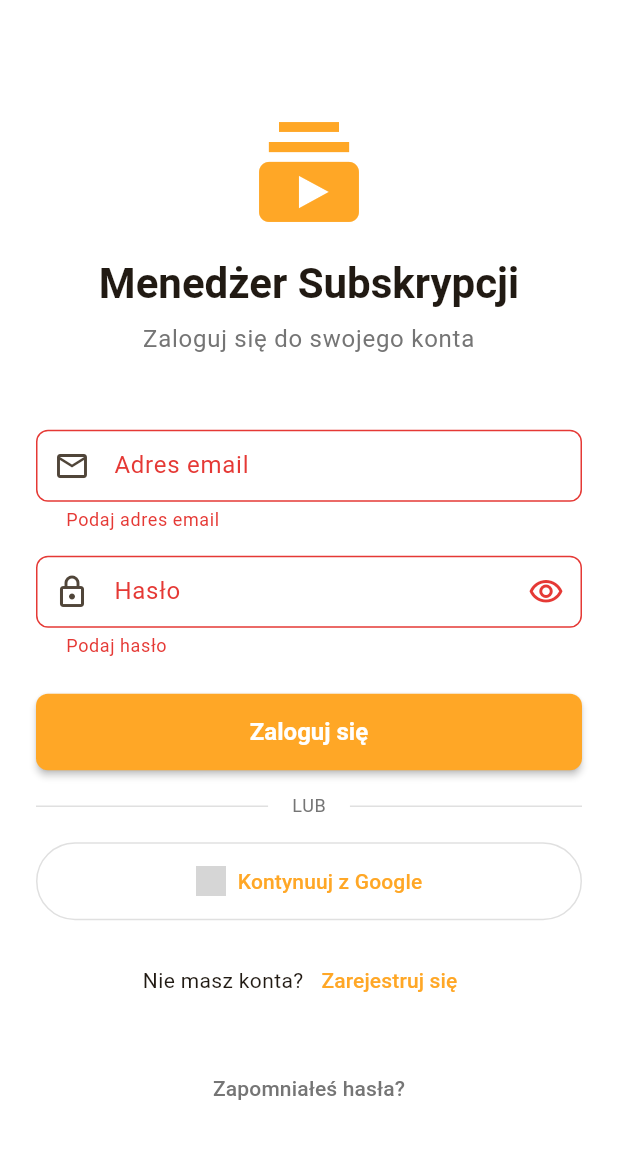
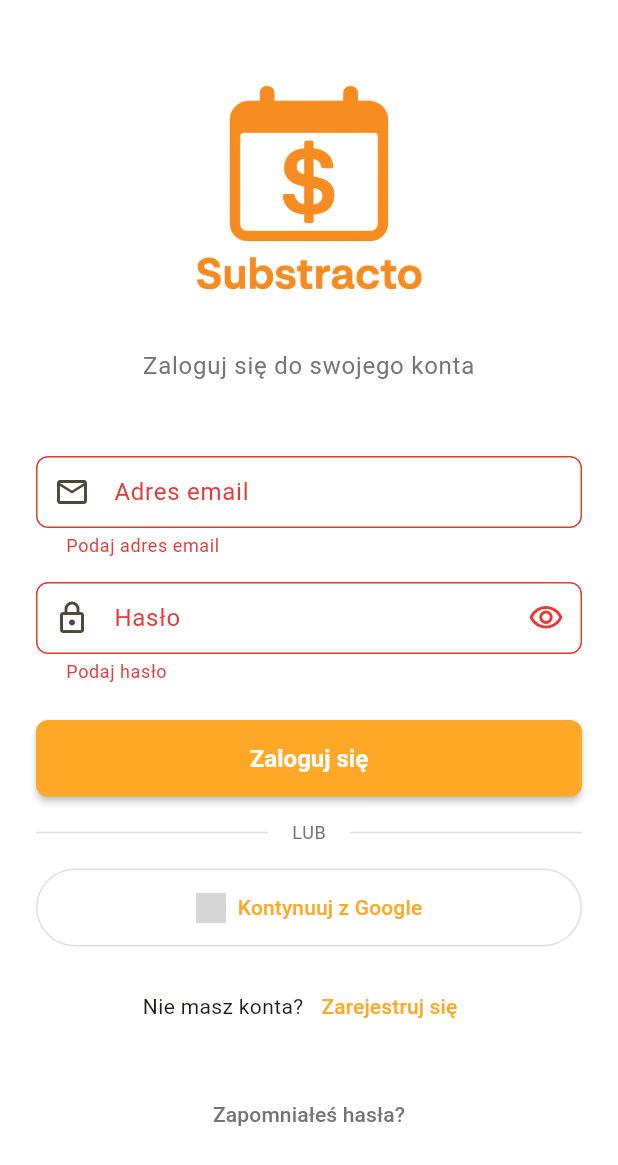
Before and after one commit to domi802/praca_inzynierska, a Flutter app: the screen it shows after launch, after a tap on "Zaloguj się", on a phone screen of 412 x 824 dp. Shown: the top 1165 px of the screen. Run offline on Flutter 3.47's test engine with Material 3 defaults, Android fonts, the phone set to English and light mode, and no system bars; our stand-ins replace bloc, cloud_firestore, equatable, firebase_auth, firebase_core, flutter_bloc and 7 more; missing offline and left inert: device_calendar, home_widget; accounts and stored records are empty; grey boxes are pictures that could not be loaded.

Commit message:
change icon and app name

```diff
--- a/lib/app/app.dart
+++ b/lib/app/app.dart
@@ -24,14 +24,13 @@ class App extends StatelessWidget {
             print('Is authenticated: ${authState is AuthAuthenticated}');
 
             // Wyświetl splash screen podczas inicjalizacji
-            if (authState is AuthInitial) {
+            if (authState is AuthLoading) {
               return MaterialApp(
                 onGenerateTitle: (context) => AppLocalizations.of(context)!.appTitle,
                 debugShowCheckedModeBanner: false,
                 theme: AppTheme.lightTheme,
                 darkTheme: AppTheme.darkTheme,
                 themeMode: settingsState.themeMode,
-                locale: settingsState.locale,
                 supportedLocales: const [
                   Locale('pl'),
                   Locale('en'),
--- a/lib/core/widgets/splash_screen.dart
+++ b/lib/core/widgets/splash_screen.dart
@@ -10,33 +10,31 @@ class SplashScreen extends StatelessWidget {
     final localizations = AppLocalizations.of(context)!;
     return Scaffold(
       backgroundColor: Theme.of(context).primaryColor,
-      body: Center(
-        child: Column(
-          mainAxisAlignment: MainAxisAlignment.center,
+      body: Column(
         children: [
+          const SizedBox(height: 100),
           // Logo aplikacji
-            Icon(
-              Icons.subscriptions,
-              size: 80,
-              color: Colors.white,
+          Center(
+            child: ColorFiltered(
+              colorFilter: const ColorFilter.mode(
+                Colors.white,
+                BlendMode.srcIn,
               ),
-            SizedBox(height: 24),
-
-            // Nazwa aplikacji
-            Text(
-              localizations.appTitle,
-              style: TextStyle(
-                fontSize: 28,
-                fontWeight: FontWeight.bold,
-                color: Colors.white,
+              child: Image.asset(
+                'assets/images/nameLogo.png',
+                height: 320,
+                fit: BoxFit.contain,
               ),
             ),
-            SizedBox(height: 48),
+          ),
+          const Spacer(),
 
-            // Wskaźnik ładowania
+          // Loader
+          Center(
+            child: Column(
+              children: [
                 CircularProgressIndicator(
-              color: Colors.white,
-              strokeWidth: 3,
+                  valueColor: AlwaysStoppedAnimation<Color>(Colors.white),
                 ),
                 SizedBox(height: 16),
 
@@ -50,6 +48,9 @@ class SplashScreen extends StatelessWidget {
               ],
             ),
           ),
+          const SizedBox(height: 100),
+        ],
+      ),
     );
   }
 }
--- a/lib/features/auth/presentation/login_screen.dart
+++ b/lib/features/auth/presentation/login_screen.dart
@@ -68,22 +68,16 @@ class _LoginScreenState extends State<LoginScreen> {
                         key: _formKey,
                         autovalidateMode: AutovalidateMode.onUserInteraction,
                         child: Column(
-                          mainAxisAlignment: MainAxisAlignment.center,
+                          mainAxisAlignment: MainAxisAlignment.start,
                           crossAxisAlignment: CrossAxisAlignment.stretch,
                           children: [
-                        // Logo lub nazwa aplikacji
-                        Icon(
-                          Icons.subscriptions,
-                          size: 80,
-                          color: Theme.of(context).primaryColor,
-                        ),
-                        const SizedBox(height: 16),
-                        Text(
-                          localizations.appTitle,
-                          style: Theme.of(context).textTheme.headlineMedium?.copyWith(
-                            fontWeight: FontWeight.bold,
+                        // Logo aplikacji
+                        Center(
+                          child: Image.asset(
+                            'assets/images/nameLogo.png',
+                            height: 200,
+                            fit: BoxFit.contain,
                           ),
-                          textAlign: TextAlign.center,
                         ),
                         const SizedBox(height: 8),
                         Text(
--- a/lib/l10n/app_en.arb
+++ b/lib/l10n/app_en.arb
@@ -1,6 +1,6 @@
 {
   "@@locale": "en",
-  "appTitle": "Subscription Manager",
+  "appTitle": "Substracto",
   "@appTitle": {
     "description": "The title of the application"
   },
--- a/lib/l10n/app_localizations.dart
+++ b/lib/l10n/app_localizations.dart
@@ -101,7 +101,7 @@ abstract class AppLocalizations {
   /// The title of the application
   ///
   /// In en, this message translates to:
-  /// **'Subscription Manager'**
+  /// **'Substracto'**
   String get appTitle;
 
   /// No description provided for @login.
--- a/lib/l10n/app_localizations_en.dart
+++ b/lib/l10n/app_localizations_en.dart
@@ -9,7 +9,7 @@ class AppLocalizationsEn extends AppLocalizations {
   AppLocalizationsEn([String locale = 'en']) : super(locale);
 
   @override
-  String get appTitle => 'Subscription Manager';
+  String get appTitle => 'Substracto';
 
   @override
   String get login => 'Sign In';
--- a/lib/l10n/app_localizations_pl.dart
+++ b/lib/l10n/app_localizations_pl.dart
@@ -9,7 +9,7 @@ class AppLocalizationsPl extends AppLocalizations {
   AppLocalizationsPl([String locale = 'pl']) : super(locale);
 
   @override
-  String get appTitle => 'Menedżer Subskrypcji';
+  String get appTitle => 'Substracto';
 
   @override
   String get login => 'Zaloguj się';
--- a/lib/l10n/app_pl.arb
+++ b/lib/l10n/app_pl.arb
@@ -1,6 +1,6 @@
 {
   "@@locale": "pl",
-  "appTitle": "Menedżer Subskrypcji",
+  "appTitle": "Substracto",
 
   "login": "Zaloguj się",
   "register": "Zarejestruj się",
```
Also changed, not shown: pubspec.yaml (+19 -1 lines), assets/icons/Logo.png (added), assets/images/nameLogo.png (added), pubspec.lock, 48 other files. Lines whose indentation alone changed are shown as unchanged.
